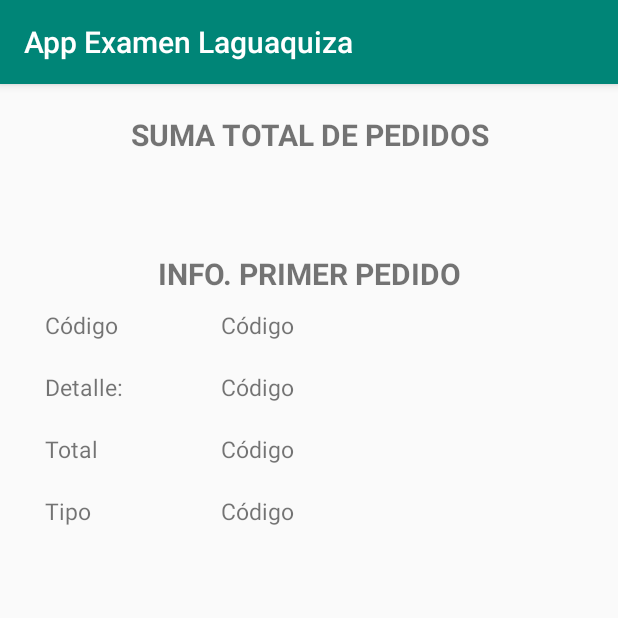
After one commit to gilson97cm/appExamen, an Android app: the SumaPedidos screen opened directly, with no data from a screen before it, on a phone screen of 412 x 824 dp, the top half of it. The commit adds this screen. Run offline under Robolectric (Android 15) with nearby library versions, the phone set to English and light mode, and no system bars.

Commit message:
suma de pedidos y primer pedido 2

```diff
--- a/app/src/main/AndroidManifest.xml
+++ b/app/src/main/AndroidManifest.xml
@@ -9,7 +9,7 @@
         android:roundIcon="@mipmap/ic_launcher_round"
         android:supportsRtl="true"
         android:theme="@style/AppTheme">
-        <activity android:name=".TotalPedidos"></activity>
+        <activity android:name=".SumaPedidos"></activity>
         <activity android:name=".ListaPedidos" />
         <activity android:name=".Modificar" />
         <activity android:name=".MainActivity">
--- a/app/src/main/java/com/codemort/appexamenlaguaquiza/ListaPedidos.java
+++ b/app/src/main/java/com/codemort/appexamenlaguaquiza/ListaPedidos.java
@@ -57,6 +57,7 @@ public class ListaPedidos extends AppCompatActivity {
                 intent.putExtra("tipo", tipo);
                 intent.setFlags(Intent.FLAG_ACTIVITY_CLEAR_TOP);
                 startActivity(intent);
+                finish();
             }
         });
 
--- a/app/src/main/java/com/codemort/appexamenlaguaquiza/MainActivity.java
+++ b/app/src/main/java/com/codemort/appexamenlaguaquiza/MainActivity.java
@@ -102,7 +102,7 @@ public class MainActivity extends AppCompatActivity implements View.OnClickListe
                 search(codigo_);
                 break;
             case R.id.btnTotal:
-                intent = new Intent(this, TotalPedidos.class);
+                intent = new Intent(this, SumaPedidos.class);
                 break;
         }
         if (intent != null){
@@ -132,6 +132,12 @@ public class MainActivity extends AppCompatActivity implements View.OnClickListe
 
                 baseDatos.insert("pedidos", null, registro);
                 baseDatos.close();
+
+                //limpiar los campos despues de registrar
+                txtCode.setText("");
+                txtDetail.setText("");
+                txtTotal.setText("");
+                txtType.setText("");
                 Toast.makeText(this, "Se registro un pedido", Toast.LENGTH_SHORT).show();
             }else {
                 Toast.makeText(this, "el código ya existe", Toast.LENGTH_SHORT).show();
--- /dev/null
+++ b/app/src/main/java/com/codemort/appexamenlaguaquiza/SumaPedidos.java
@@ -0,0 +1,67 @@
+package com.codemort.appexamenlaguaquiza;
+
+import androidx.appcompat.app.AppCompatActivity;
+
+import android.database.Cursor;
+import android.database.sqlite.SQLiteDatabase;
+import android.os.Bundle;
+import android.widget.TextView;
+import android.widget.Toast;
+
+public class SumaPedidos extends AppCompatActivity {
+    TextView lblSum;
+    TextView lblCode;
+    TextView lblDetail;
+    TextView lblTotal;
+    TextView lblType;
+
+    @Override
+    protected void onCreate(Bundle savedInstanceState) {
+        super.onCreate(savedInstanceState);
+        setContentView(R.layout.activity_suma_pedidos);
+
+        lblSum = (TextView) findViewById(R.id.lblSum);
+        lblCode = (TextView) findViewById(R.id.lblCode);
+        lblDetail = (TextView) findViewById(R.id.lblDetail);
+        lblTotal = (TextView) findViewById(R.id.lblTotal);
+        lblType = (TextView) findViewById(R.id.lblType);
+
+        sum();
+        first();
+
+    }
+
+    public void sum (){
+        Connection db = new Connection(this, "bddemo", null, 1);
+        SQLiteDatabase baseDatos = db.getWritableDatabase();
+
+        Cursor fila = baseDatos.rawQuery("SELECT SUM(total) FROM pedidos", null);
+
+        if (fila.moveToFirst()) {
+            lblSum.setText(fila.getString(0));
+        } else {
+            Toast.makeText(this, "No hay registro.", Toast.LENGTH_SHORT).show();
+        }
+        baseDatos.close();
+
+    }
+
+    public void first (){
+        Connection db = new Connection(this, "bddemo", null, 1);
+        SQLiteDatabase baseDatos = db.getWritableDatabase();
+
+        Cursor fila = baseDatos.rawQuery("SELECT * FROM pedidos ORDER BY codigo DESC LIMIT 1", null);
+
+        if (fila.moveToFirst()) {
+            lblCode.setText(fila.getString(0));
+            lblDetail.setText(fila.getString(1));
+            lblTotal.setText(fila.getString(2));
+            lblType.setText(fila.getString(3));
+        } else {
+            Toast.makeText(this, "No hay registro.", Toast.LENGTH_SHORT).show();
+        }
+        baseDatos.close();
+
+    }
+
+}
--- a/app/src/main/java/com/codemort/appexamenlaguaquiza/TotalPedidos.java
+++ /dev/null
@@ -1,14 +0,0 @@
-package com.codemort.appexamenlaguaquiza;
-
-import androidx.appcompat.app.AppCompatActivity;
-
-import android.os.Bundle;
-
-public class TotalPedidos extends AppCompatActivity {
-
-    @Override
-    protected void onCreate(Bundle savedInstanceState) {
-        super.onCreate(savedInstanceState);
-        setContentView(R.layout.activity_total_pedidos);
-    }
-}
--- a/app/src/main/res/layout/activity_main.xml
+++ b/app/src/main/res/layout/activity_main.xml
@@ -134,7 +134,7 @@
                 android:layout_width="0dp"
                 android:layout_height="wrap_content"
                 android:layout_weight="1"
-                android:text="Total de pedidos" />
+                android:text="Suma de pedidos" />
         </LinearLayout>
 
 
--- /dev/null
+++ b/app/src/main/res/layout/activity_suma_pedidos.xml
@@ -0,0 +1,136 @@
+<?xml version="1.0" encoding="utf-8"?>
+<LinearLayout xmlns:android="http://schemas.android.com/apk/res/android"
+    xmlns:app="http://schemas.android.com/apk/res-auto"
+    xmlns:tools="http://schemas.android.com/tools"
+    android:layout_width="match_parent"
+    android:layout_height="match_parent"
+    android:orientation="vertical"
+    android:padding="20dp"
+    tools:context=".SumaPedidos">
+
+    <TextView
+        android:layout_width="match_parent"
+        android:layout_height="wrap_content"
+        android:text="SUMA TOTAL DE PEDIDOS"
+        android:textAlignment="center"
+        android:textSize="20dp"
+        android:textStyle="bold" />
+
+    <LinearLayout
+        android:layout_width="match_parent"
+        android:layout_height="wrap_content"
+        android:layout_margin="15dp">
+
+        <TextView
+            android:id="@+id/lblSum"
+            android:layout_width="match_parent"
+            android:layout_height="wrap_content"
+            android:text="00"
+            android:textAlignment="center"
+            android:textSize="25sp" />
+    </LinearLayout>
+
+    <TextView
+        android:layout_width="match_parent"
+        android:layout_height="wrap_content"
+        android:text="INFO. PRIMER PEDIDO"
+        android:textAlignment="center"
+        android:textSize="20sp"
+        android:textStyle="bold" />
+
+    <LinearLayout
+        android:layout_width="match_parent"
+        android:layout_height="wrap_content"
+        android:gravity="center"
+        android:orientation="vertical">
+
+        <LinearLayout
+            android:layout_width="match_parent"
+            android:layout_height="wrap_content"
+            android:layout_margin="10dp"
+            android:orientation="horizontal">
+
+            <TextView
+                android:layout_width="0dp"
+                android:layout_height="wrap_content"
+                android:layout_weight="1"
+                android:text="Código"
+                android:textSize="15sp" />
+
+            <TextView
+                android:id="@+id/lblCode"
+                android:layout_width="0dp"
+                android:layout_height="wrap_content"
+                android:layout_weight="2"
+                android:text="Código"
+                android:textSize="15sp" />
+        </LinearLayout>
+
+        <LinearLayout
+            android:layout_width="match_parent"
+            android:layout_height="wrap_content"
+            android:layout_margin="10dp"
+            android:orientation="horizontal">
+
+            <TextView
+                android:layout_width="0dp"
+                android:layout_height="wrap_content"
+                android:layout_weight="1"
+                android:text="Detalle:"
+                android:textSize="15sp" />
+
+            <TextView
+                android:id="@+id/lblDetail"
+                android:layout_width="0dp"
+                android:layout_height="wrap_content"
+                android:layout_weight="2"
+                android:text="Código"
+                android:textSize="15sp" />
+        </LinearLayout>
+
+        <LinearLayout
+            android:layout_width="match_parent"
+            android:layout_height="wrap_content"
+            android:layout_margin="10dp"
+            android:orientation="horizontal">
+
+            <TextView
+                android:layout_width="0dp"
+                android:layout_height="wrap_content"
+                android:layout_weight="1"
+                android:text="Total"
+                android:textSize="15sp" />
+
+            <TextView
+                android:id="@+id/lblTotal"
+                android:layout_width="0dp"
+                android:layout_height="wrap_content"
+                android:layout_weight="2"
+                android:text="Código"
+                android:textSize="15sp" />
+        </LinearLayout>
+
+        <LinearLayout
+            android:layout_width="match_parent"
+            android:layout_height="wrap_content"
+            android:layout_margin="10dp"
+            android:orientation="horizontal">
+
+            <TextView
+                android:layout_width="0dp"
+                android:layout_height="wrap_content"
+                android:layout_weight="1"
+                android:text="Tipo"
+                android:textSize="15sp" />
+
+            <TextView
+                android:id="@+id/lblType"
+                android:layout_width="0dp"
+                android:layout_height="wrap_content"
+                android:layout_weight="2"
+                android:text="Código"
+                android:textSize="15sp" />
+        </LinearLayout>
+
+    </LinearLayout>
+</LinearLayout>
--- a/app/src/main/res/layout/activity_total_pedidos.xml
+++ /dev/null
@@ -1,9 +0,0 @@
-<?xml version="1.0" encoding="utf-8"?>
-<androidx.constraintlayout.widget.ConstraintLayout xmlns:android="http://schemas.android.com/apk/res/android"
-    xmlns:app="http://schemas.android.com/apk/res-auto"
-    xmlns:tools="http://schemas.android.com/tools"
-    android:layout_width="match_parent"
-    android:layout_height="match_parent"
-    tools:context=".TotalPedidos">
-
-</androidx.constraintlayout.widget.ConstraintLayout>
```
